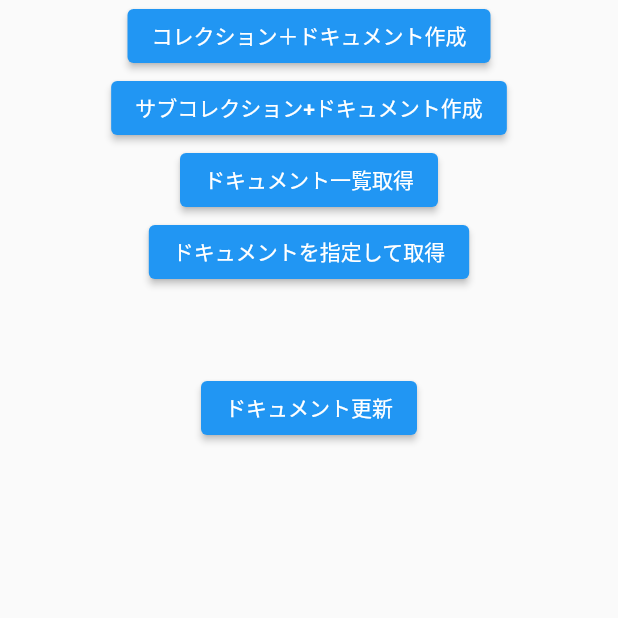
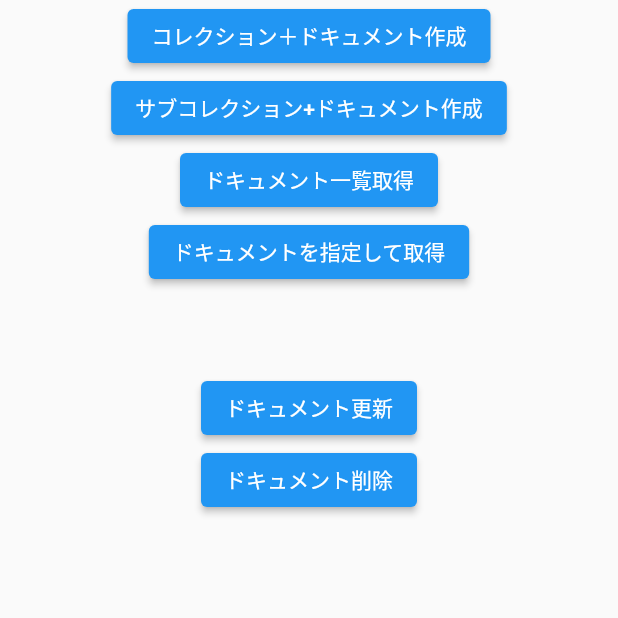
Before and after one commit to nawanawa-github/myfirestoreapp_git, a Flutter app: the screen it shows after launch, on a phone screen of 412 x 824 dp, the top half of it. Run offline on Flutter 3.47's test engine with Material 2 defaults, Android fonts, the phone set to English and light mode, and no system bars; our stand-ins replace cloud_firestore, firebase_core; accounts and stored records are empty.

Commit message:
削除機能

```diff
--- a/lib/main.dart
+++ b/lib/main.dart
@@ -94,7 +94,13 @@ class _MyFirestorePageState extends State<MyFirestorePage> {
                 await FirebaseFirestore.instance.collection('users').doc('id_abc').update({'age': 41});
               },
             ),
-
+            ElevatedButton(
+              child: Text('ドキュメント削除'),
+              onPressed: () async {
+                // ドキュメント削除
+                await FirebaseFirestore.instance.collection('users').doc('id_abc').collection('orders').doc('id_123').delete();
+              },
+            )
           ],
         ),
       ),
```
